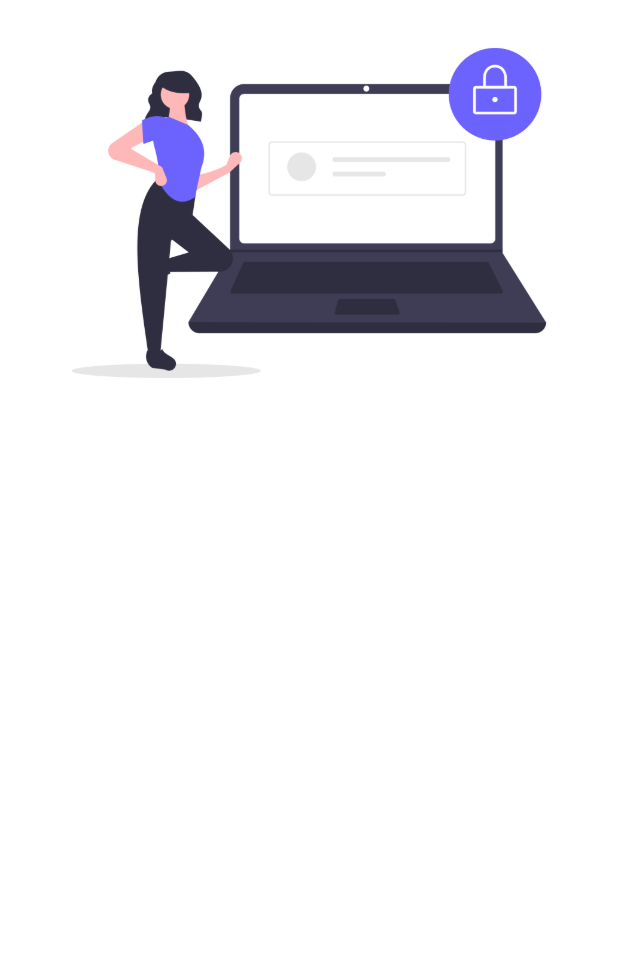
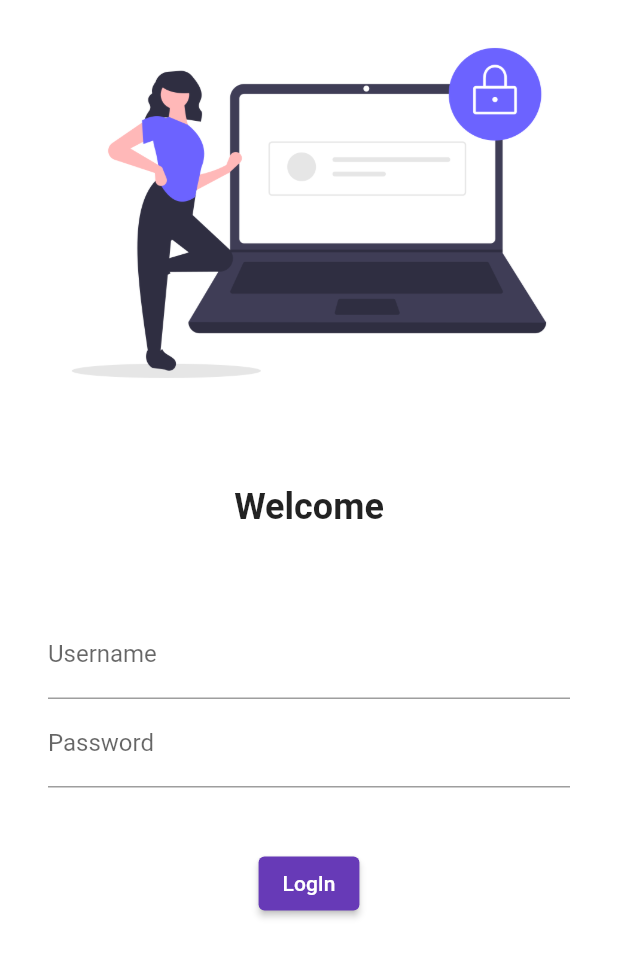
Before and after one commit to Shivu21/30DaysofFlutter, a Flutter app: the screen it shows after launch, on a phone screen of 412 x 824 dp. Shown: the top 957 px of the screen. Run offline on Flutter 3.47's test engine with Material 2 defaults, Android fonts, the phone set to English and light mode, and no system bars; our stand-ins replace google_fonts.

Commit message:
Day4Completed

```diff
--- a/lib/main.dart
+++ b/lib/main.dart
@@ -1,4 +1,5 @@
 import 'package:flutter/material.dart';
+import 'package:google_fonts/google_fonts.dart';
 import 'package:starter_app/pages/login_page.dart';
 import 'pages/home_page.dart';
 void main() {
@@ -10,7 +11,10 @@ class MyApp extends StatelessWidget {
   Widget build(BuildContext context) {
     return MaterialApp(
       themeMode: ThemeMode.light,
-      theme: ThemeData(primarySwatch: Colors.deepPurple),
+      theme: ThemeData(
+        primarySwatch: Colors.deepPurple,
+        // fontFamily: GoogleFonts.lato().fontFamily,
+      ),
       darkTheme: ThemeData(
         brightness: Brightness.dark,
       ),
--- a/lib/pages/login_page.dart
+++ b/lib/pages/login_page.dart
@@ -7,9 +7,52 @@ class loginpage extends StatelessWidget {
         color: Colors.white,
         child: Column(
           children: [
-          Image.asset("assets/images/login_image.png",
+            Image.asset(
+              "assets/images/login_image.png",
               fit: BoxFit.cover,
             ),
+            SizedBox(
+              height: 40.0,
+            ),
+            Text(
+              "Welcome",
+              style: TextStyle(
+                fontSize: 24,
+                fontWeight: FontWeight.bold,
+              ),
+            ),
+            SizedBox(
+              height: 40.0,
+            ),
+            Padding(
+              padding:
+                  const EdgeInsets.symmetric(vertical: 15.0, horizontal: 32.0),
+              child: Column(
+                children: [
+                  TextFormField(
+                    decoration: InputDecoration(
+                        hintText: "Enter Username", labelText: "Username"),
+                  ),
+                  TextFormField(
+                    obscureText: true,
+                    decoration: InputDecoration(
+                      hintText: "Enter Password",
+                      labelText: "Password",
+                    ),
+                  ),
+                  SizedBox(
+                    height: 40.0,
+                  ),
+                  ElevatedButton(
+                    child: Text("LogIn"),
+                    style: TextButton.styleFrom(),
+                    onPressed: () {
+                      print("Hi Shivam");
+                    },
+                  ),
+                ],
+              ),
+            )
           ],
         ));
   }
--- a/pubspec.yaml
+++ b/pubspec.yaml
@@ -35,6 +35,7 @@ dependencies:
   # The following adds the Cupertino Icons font to your application.
   # Use with the CupertinoIcons class for iOS style icons.
   cupertino_icons: ^1.0.2
+  google_fonts: ^3.0.1
 
 dev_dependencies:
   flutter_test:
```
Also changed, not shown: pubspec.lock, 1 other file. Lines whose indentation alone changed are shown as unchanged.
